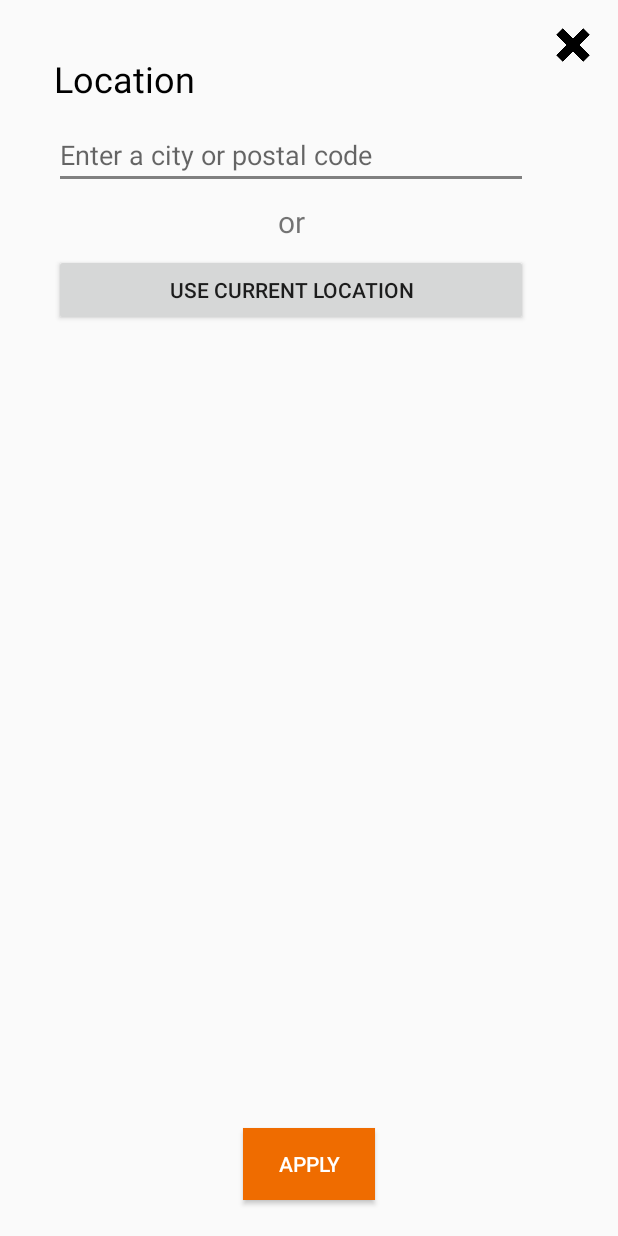
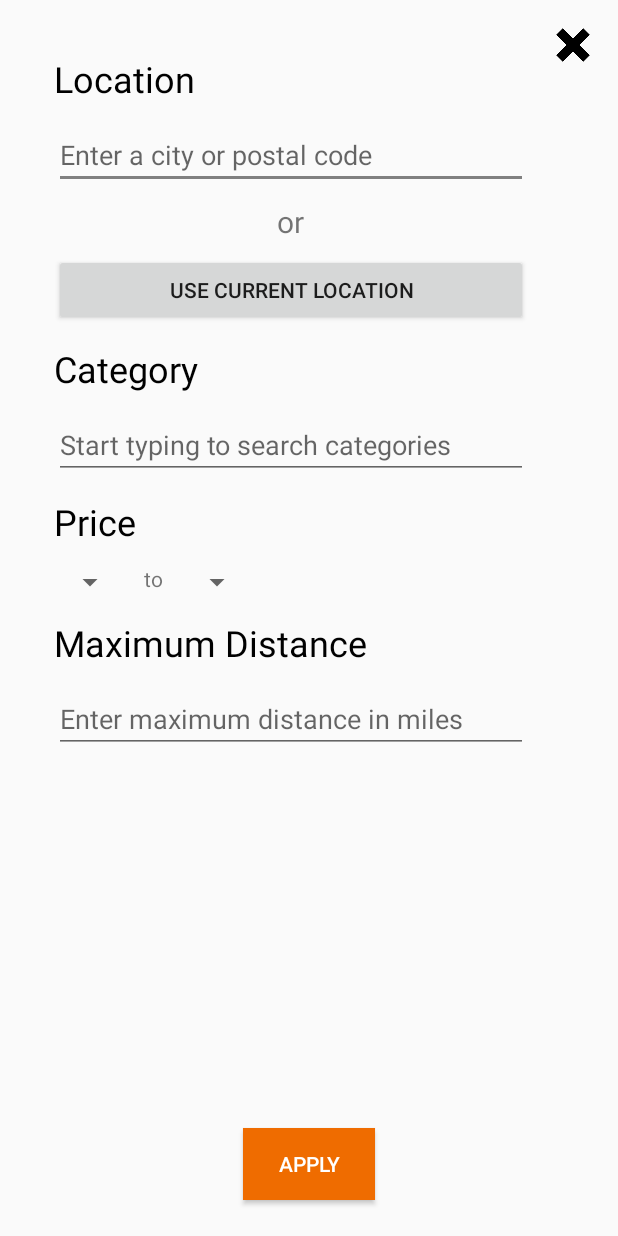
Before and after one commit to kateluckerman/DiscoverEats, an Android app: the FilterActivity screen opened directly, with no data from a screen before it, on a phone screen of 412 x 824 dp. Run offline under Robolectric (Android 15) with nearby library versions, the phone set to English and light mode, and no system bars; our stand-ins replace data binding; libraries missing offline, so code that uses them is left out: org.parceler, pub.devrel.easypermissions.

Commit message:
Added new filtering options to layout

```diff
--- a/app/src/main/res/layout/activity_filter.xml
+++ b/app/src/main/res/layout/activity_filter.xml
@@ -17,36 +17,34 @@
             android:layout_margin="12dp"
             android:src="@drawable/x_icon" />
 
+        <LinearLayout
+            android:layout_width="match_parent"
+            android:layout_height="wrap_content"
+            android:layout_marginStart="36dp"
+            android:layout_marginTop="36dp"
+            android:layout_toStartOf="@id/ivCancel"
+            android:orientation="vertical">
+
             <TextView
                 android:id="@+id/tvLocation"
                 android:layout_width="wrap_content"
                 android:layout_height="wrap_content"
-            android:layout_alignParentStart="true"
-            android:layout_alignParentTop="true"
-            android:layout_marginStart="36dp"
-            android:layout_marginTop="36dp"
+                android:text="@string/location"
                 android:textColor="@color/black"
-            android:textSize="24sp"
-            android:text="@string/location"/>
+                android:textSize="24sp" />
 
             <EditText
                 android:id="@+id/etLocation"
-            android:layout_width="wrap_content"
+                android:layout_width="match_parent"
                 android:layout_height="wrap_content"
-            android:layout_below="@+id/tvLocation"
-            android:layout_alignStart="@+id/tvLocation"
                 android:layout_marginTop="12dp"
-            android:layout_toStartOf="@+id/ivCancel"
                 android:hint="@string/location_hint" />
 
             <TextView
                 android:id="@+id/tvOr"
                 android:layout_width="wrap_content"
                 android:layout_height="wrap_content"
-            android:layout_below="@+id/etLocation"
-            android:layout_alignStart="@+id/etLocation"
-            android:layout_alignEnd="@+id/etLocation"
-            android:layout_centerHorizontal="true"
+                android:layout_gravity="center_horizontal"
                 android:layout_marginTop="8dp"
                 android:gravity="center"
                 android:text="@string/or"
@@ -54,25 +52,92 @@
 
             <Button
                 android:id="@+id/btnUseLocation"
+                android:layout_width="match_parent"
+                android:layout_height="wrap_content"
+                android:layout_gravity="center_horizontal"
+                android:layout_marginTop="8dp"
+                android:text="@string/location_button" />
+
+            <TextView
+                android:id="@+id/tvCategories"
                 android:layout_width="wrap_content"
                 android:layout_height="wrap_content"
-            android:layout_below="@+id/tvOr"
-            android:layout_alignStart="@+id/etLocation"
-            android:layout_alignEnd="@+id/etLocation"
-            android:layout_centerHorizontal="true"
-            android:layout_marginTop="8dp"
-            android:text="@string/location_button"/>
+                android:layout_marginTop="12dp"
+                android:text="Category"
+                android:textColor="@color/black"
+                android:textSize="24sp" />
+
+            <EditText
+                android:id="@+id/etCategory"
+                android:layout_width="match_parent"
+                android:layout_height="wrap_content"
+                android:layout_marginTop="12dp"
+                android:hint="Start typing to search categories" />
+
+            <TextView
+                android:id="@+id/tvPrice"
+                android:layout_width="wrap_content"
+                android:layout_height="wrap_content"
+                android:layout_marginTop="12dp"
+                android:text="Price"
+                android:textColor="@color/black"
+                android:textSize="24sp" />
+
+            <LinearLayout
+                android:layout_width="match_parent"
+                android:layout_height="wrap_content"
+                android:layout_marginTop="12dp"
+                android:orientation="horizontal">
+
+                <Spinner
+                    android:id="@+id/priceFrom"
+                    android:layout_width="wrap_content"
+                    android:layout_height="wrap_content" />
+
+                <TextView
+                    android:layout_width="wrap_content"
+                    android:layout_height="wrap_content"
+                    android:layout_marginStart="12dp"
+                    android:layout_marginEnd="12dp"
+                    android:gravity="center_horizontal"
+                    android:text="to" />
+
+                <Spinner
+                    android:id="@+id/priceTo"
+                    android:layout_width="wrap_content"
+                    android:layout_height="wrap_content" />
+
+            </LinearLayout>
+
+            <TextView
+                android:id="@+id/tvDistance"
+                android:layout_width="wrap_content"
+                android:layout_height="wrap_content"
+                android:layout_marginTop="12dp"
+                android:text="Maximum Distance"
+                android:textColor="@color/black"
+                android:textSize="24sp" />
+
+            <EditText
+                android:id="@+id/etDistance"
+                android:layout_width="match_parent"
+                android:layout_height="wrap_content"
+                android:layout_marginTop="12dp"
+                android:hint="Enter maximum distance in miles" />
+
+
+        </LinearLayout>
 
         <Button
+            android:id="@+id/btnApply"
             android:layout_width="wrap_content"
             android:layout_height="wrap_content"
-            android:id="@+id/btnApply"
             android:layout_alignParentBottom="true"
             android:layout_centerHorizontal="true"
             android:layout_margin="24dp"
             android:background="@color/colorPrimaryDark"
-            android:textColor="@color/white"
-            android:text="@string/apply_button"/>
+            android:text="@string/apply_button"
+            android:textColor="@color/white" />
 
     </RelativeLayout>
 
```
Lines whose indentation alone changed are shown as unchanged.
